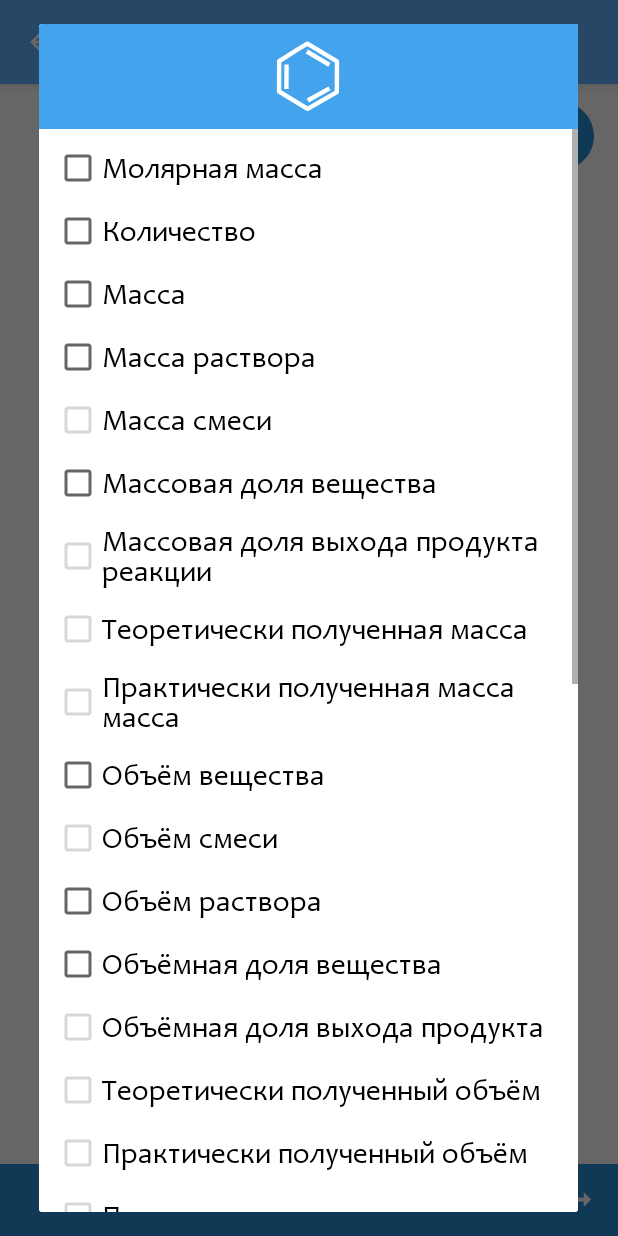
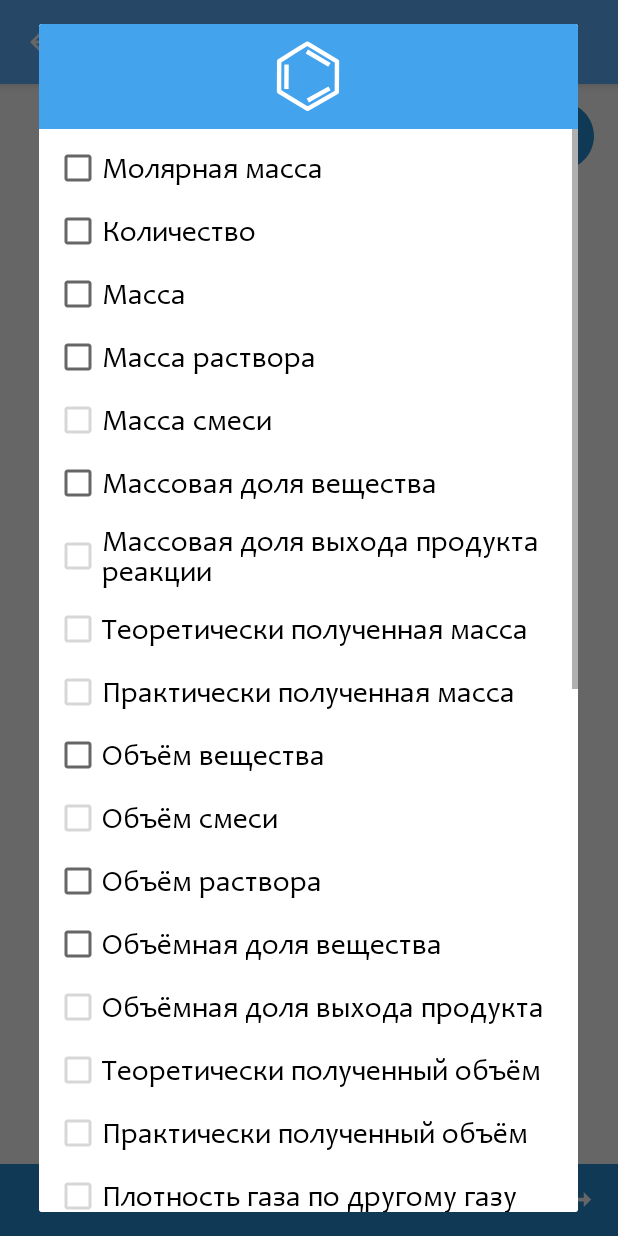
Before and after one commit to AnastasiaArunova/ChemistrySolver, an Android app: the GivenActivity screen opened directly, with no data from a screen before it, after a tap on an icon or button, on a phone screen of 412 x 824 dp. Run offline under Robolectric (Android 15) with nearby library versions, the phone set to English and light mode, and no system bars; 1 statement that could not run was skipped.

Commit message:
Update custom_dialog_items.xml

```diff
--- a/ChemistrySolver/app/src/main/res/layout/custom_dialog_items.xml
+++ b/ChemistrySolver/app/src/main/res/layout/custom_dialog_items.xml
@@ -111,7 +111,7 @@
                 android:layout_height="wrap_content"
                 android:textSize="20dp"
                 android:textColor="#000"
-                android:text="Практически полученная масса масса"/>
+                android:text="Практически полученная масса"/>
 
             <CheckBox
                 android:id="@+id/des10"
```
